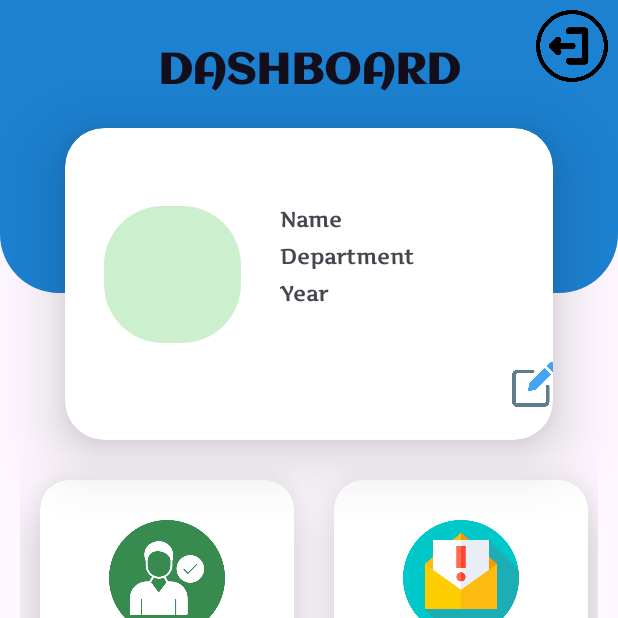
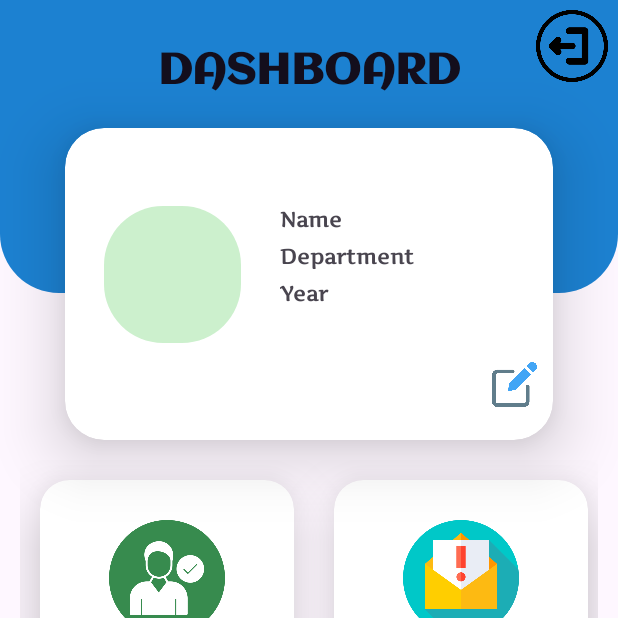
Before and after one commit to Dheerendra22/Android-Projects, an Android app: the screen it shows after launch once a user with an empty profile is signed in (MainActivity), on a phone screen of 412 x 824 dp, the top half of it. Run offline under Robolectric (Android 15) with nearby library versions, the phone set to English and light mode, and no system bars; our stand-ins replace Firebase (no records; nobody signed in at launch, a user with empty details on screens opened directly), sdp/ssp sizes.

```diff
--- a/app/src/main/res/layout/activity_main.xml
+++ b/app/src/main/res/layout/activity_main.xml
@@ -87,7 +87,7 @@
             <androidx.appcompat.widget.AppCompatImageButton
                 android:layout_width="30dp"
                 android:layout_height="30dp"
-                android:layout_marginStart="@dimen/_50sdp"
+                android:layout_marginStart="@dimen/_40sdp"
                 android:layout_marginTop="@dimen/_120sdp"
                 android:background="@drawable/edit"
                 tools:ignore="SpeakableTextPresentCheck,TouchTargetSizeCheck" />
```
